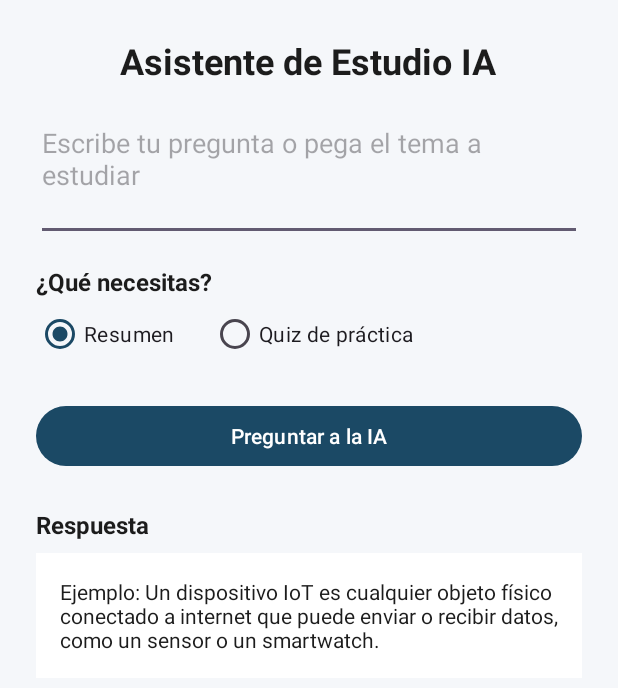
After one commit to EdgarOjeda22/Planificador-De-Estudio, an Android app: the IaActivity screen opened directly, with no data from a screen before it, on a phone screen of 412 x 824 dp. The commit adds this screen. Shown: the top 688 px of the screen. Run offline under Robolectric (Android 15) with nearby library versions, the phone set to English and light mode, and no system bars.

Commit message:
feat: agregar pantallas Agregar, Detalle e IA
Completa las seis pantallas de la Actividad N1: formulario para nueva
sesion de estudio, detalle con acciones editar/eliminar/marcar, y
pantalla de IA con pregunta, tipo de ayuda y area de respuesta.

```diff
--- /dev/null
+++ b/app/src/main/java/com/example/planificadordeestudio/IaActivity.kt
@@ -0,0 +1,11 @@
+package com.example.planificadordeestudio
+
+import android.os.Bundle
+import androidx.appcompat.app.AppCompatActivity
+
+class IaActivity : AppCompatActivity() {
+    override fun onCreate(savedInstanceState: Bundle?) {
+        super.onCreate(savedInstanceState)
+        setContentView(R.layout.activity_ia)
+    }
+}
--- /dev/null
+++ b/app/src/main/res/layout/activity_ia.xml
@@ -0,0 +1,95 @@
+<?xml version="1.0" encoding="utf-8"?>
+<ScrollView xmlns:android="http://schemas.android.com/apk/res/android"
+    xmlns:tools="http://schemas.android.com/tools"
+    android:id="@+id/main"
+    android:layout_width="match_parent"
+    android:layout_height="match_parent"
+    android:background="@color/fondo_pantalla"
+    tools:context=".IaActivity">
+
+    <LinearLayout
+        android:layout_width="match_parent"
+        android:layout_height="wrap_content"
+        android:orientation="vertical"
+        android:padding="24dp">
+
+        <TextView
+            android:id="@+id/txtTituloIa"
+            style="@style/TituloPantalla"
+            android:layout_width="wrap_content"
+            android:layout_height="wrap_content"
+            android:layout_gravity="center_horizontal"
+            android:layout_marginBottom="16dp"
+            android:text="@string/titulo_ia" />
+
+        <EditText
+            android:id="@+id/edtPreguntaIa"
+            android:layout_width="match_parent"
+            android:layout_height="wrap_content"
+            android:minLines="3"
+            android:gravity="top"
+            android:hint="@string/hint_pregunta_ia"
+            android:inputType="textMultiLine" />
+
+        <TextView
+            android:layout_width="wrap_content"
+            android:layout_height="wrap_content"
+            android:layout_marginTop="16dp"
+            android:text="@string/pregunta_tipo_ayuda"
+            android:textColor="@color/texto_principal"
+            android:textSize="16sp"
+            android:textStyle="bold" />
+
+        <RadioGroup
+            android:id="@+id/rgTipoAyuda"
+            android:layout_width="match_parent"
+            android:layout_height="wrap_content"
+            android:orientation="horizontal">
+
+            <RadioButton
+                android:id="@+id/rbResumen"
+                android:layout_width="wrap_content"
+                android:layout_height="wrap_content"
+                android:checked="true"
+                android:text="@string/opcion_resumen" />
+
+            <RadioButton
+                android:id="@+id/rbQuiz"
+                android:layout_width="wrap_content"
+                android:layout_height="wrap_content"
+                android:layout_marginStart="24dp"
+                android:checked="false"
+                android:text="@string/opcion_quiz" />
+
+        </RadioGroup>
+
+        <Button
+            android:id="@+id/btnPreguntarIa"
+            android:layout_width="match_parent"
+            android:layout_height="wrap_content"
+            android:layout_marginTop="20dp"
+            android:text="@string/btn_preguntar_ia" />
+
+        <TextView
+            android:layout_width="wrap_content"
+            android:layout_height="wrap_content"
+            android:layout_marginTop="24dp"
+            android:text="@string/label_respuesta_ia"
+            android:textColor="@color/texto_principal"
+            android:textSize="16sp"
+            android:textStyle="bold" />
+
+        <TextView
+            android:id="@+id/txtRespuestaIa"
+            android:layout_width="match_parent"
+            android:layout_height="wrap_content"
+            android:layout_marginTop="8dp"
+            android:background="@color/fondo_tarjeta"
+            android:padding="16dp"
+            android:text="@string/respuesta_ia_ejemplo"
+            android:textColor="@color/texto_principal"
+            android:textSize="14sp" />
+
+    </LinearLayout>
+
+</ScrollView>
--- a/app/src/main/res/values/strings.xml
+++ b/app/src/main/res/values/strings.xml
@@ -34,4 +34,34 @@
     <string name="tarea2_fecha">Mañana 10:00</string>
     <string name="tarea3_titulo">Lectura Inglés Técnico</string>
     <string name="tarea3_fecha">Jueves 18:30</string>
+
+    <!-- Pantalla de agregar -->
+    <string name="titulo_agregar">Nueva Sesión de Estudio</string>
+    <string name="hint_titulo_sesion">Título de la sesión</string>
+    <string name="hint_materia">Materia o ramo</string>
+    <string name="hint_fecha">Fecha (dd/mm/aaaa)</string>
+    <string name="hint_hora">Hora (hh:mm)</string>
+    <string name="hint_notas">Notas (opcional)</string>
+    <string name="btn_guardar_sesion">Guardar sesión</string>
+
+    <!-- Pantalla de detalle -->
+    <string name="titulo_detalle">Detalle de la Sesión</string>
+    <string name="desc_icono_detalle">Ícono de la materia</string>
+    <string name="detalle_titulo_ejemplo">Repasar Modelamiento IoT</string>
+    <string name="detalle_materia_ejemplo">Aplicaciones Móviles para IoT</string>
+    <string name="detalle_fecha_ejemplo">Hoy, 19:00 hrs</string>
+    <string name="detalle_notas_ejemplo">Revisar layouts y repasar estándar Material 3 antes de la clase.</string>
+    <string name="btn_editar">Editar</string>
+    <string name="btn_eliminar">Eliminar</string>
+    <string name="btn_marcar_completada">Marcar como completada</string>
+
+    <!-- Pantalla de IA -->
+    <string name="titulo_ia">Asistente de Estudio IA</string>
+    <string name="hint_pregunta_ia">Escribe tu pregunta o pega el tema a estudiar</string>
+    <string name="pregunta_tipo_ayuda">¿Qué necesitas?</string>
+    <string name="opcion_resumen">Resumen</string>
+    <string name="opcion_quiz">Quiz de práctica</string>
+    <string name="btn_preguntar_ia">Preguntar a la IA</string>
+    <string name="label_respuesta_ia">Respuesta</string>
+    <string name="respuesta_ia_ejemplo">Ejemplo: Un dispositivo IoT es cualquier objeto físico conectado a internet que puede enviar o recibir datos, como un sensor o un smartwatch.</string>
 </resources>
```
Also changed, not shown: app/src/main/AndroidManifest.xml (+12 -0 lines), app/src/main/java/com/example/planificadordeestudio/AgregarActivity.kt (added, +11 -0 lines), app/src/main/java/com/example/planificadordeestudio/DetalleActivity.kt (added, +11 -0 lines), app/src/main/res/layout/activity_agregar.xml (added, +76 -0 lines), app/src/main/res/layout/activity_detalle.xml (added, +102 -0 lines).
